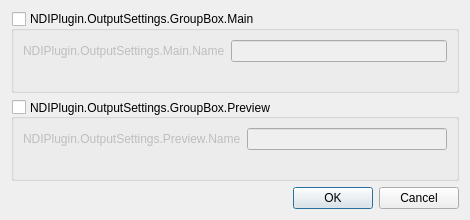
Before: the Qt Designer form src/forms/output-settings.ui in DistroAV/DistroAV, drawn with Qt 5.
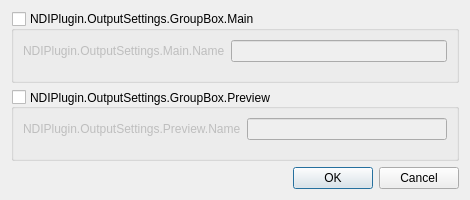
After: the same form once the commit is applied.

Commit message: settings: proper textbox alignements

```diff
--- a/src/forms/output-settings.ui
+++ b/src/forms/output-settings.ui
@@ -7,35 +7,25 @@
     <x>0</x>
     <y>0</y>
     <width>470</width>
-    <height>220</height>
+    <height>200</height>
    </rect>
   </property>
   <property name="minimumSize">
    <size>
     <width>0</width>
-    <height>179</height>
+    <height>200</height>
    </size>
   </property>
   <property name="maximumSize">
    <size>
     <width>16777215</width>
-    <height>300</height>
+    <height>220</height>
    </size>
   </property>
   <property name="windowTitle">
    <string>NDIPlugin.OutputSettings.DialogTitle</string>
   </property>
   <layout class="QGridLayout" name="gridLayout">
-   <item row="2" column="0">
-    <widget class="QDialogButtonBox" name="buttonBox">
-     <property name="orientation">
-      <enum>Qt::Horizontal</enum>
-     </property>
-     <property name="standardButtons">
-      <set>QDialogButtonBox::Cancel|QDialogButtonBox::Ok</set>
-     </property>
-    </widget>
-   </item>
    <item row="1" column="0">
     <widget class="QGroupBox" name="previewOutputGroupBox">
      <property name="title">
@@ -56,11 +46,20 @@
      <layout class="QFormLayout" name="formLayout_5">
       <item row="0" column="0" colspan="2">
        <layout class="QFormLayout" name="formLayout_4">
-        <property name="sizeConstraint">
-         <enum>QLayout::SetMaximumSize</enum>
-        </property>
         <item row="0" column="0">
          <widget class="QLabel" name="previewOutputNameLabel">
+          <property name="minimumSize">
+           <size>
+            <width>200</width>
+            <height>0</height>
+           </size>
+          </property>
+          <property name="maximumSize">
+           <size>
+            <width>16777215</width>
+            <height>16777215</height>
+           </size>
+          </property>
           <property name="text">
            <string>NDIPlugin.OutputSettings.Preview.Name</string>
           </property>
@@ -106,6 +105,16 @@
      </layout>
     </widget>
    </item>
+   <item row="3" column="0">
+    <widget class="QDialogButtonBox" name="buttonBox">
+     <property name="orientation">
+      <enum>Qt::Horizontal</enum>
+     </property>
+     <property name="standardButtons">
+      <set>QDialogButtonBox::Cancel|QDialogButtonBox::Ok</set>
+     </property>
+    </widget>
+   </item>
   </layout>
  </widget>
  <resources/>
```
Left out of the diff: 12 changed lines with no effect on the pictures.
